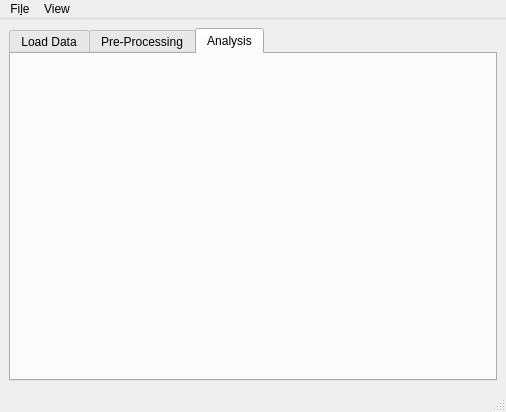
First picture: the form in view/main_gui.ui, repository SirSharpest/Grain_Analyser_GUI, before the edit.
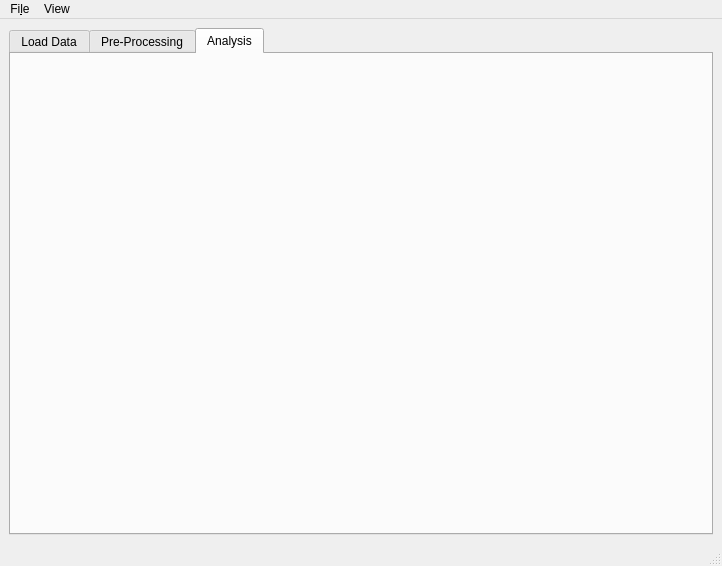
Second picture: the form after the edit.

Diff of the .ui file:
```diff
--- a/view/main_gui.ui
+++ b/view/main_gui.ui
@@ -6,8 +6,8 @@
    <rect>
     <x>0</x>
     <y>0</y>
-    <width>506</width>
-    <height>412</height>
+    <width>722</width>
+    <height>566</height>
    </rect>
   </property>
   <property name="windowTitle">
@@ -209,7 +209,7 @@
     <rect>
      <x>0</x>
      <y>0</y>
-     <width>506</width>
+     <width>722</width>
      <height>30</height>
     </rect>
    </property>
```
Left out of the diff: 5 changed lines with no effect on the pictures.
